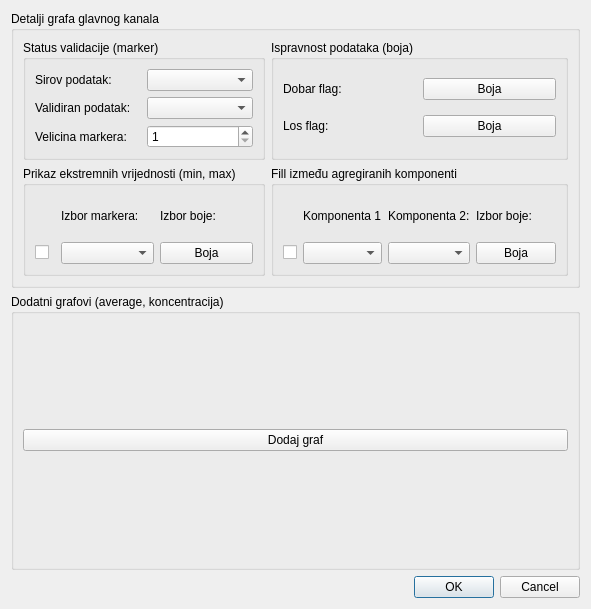
Old version of the form kontrola_crtanja_grafova.ui in the repository kluksa/kontrola-podataka.
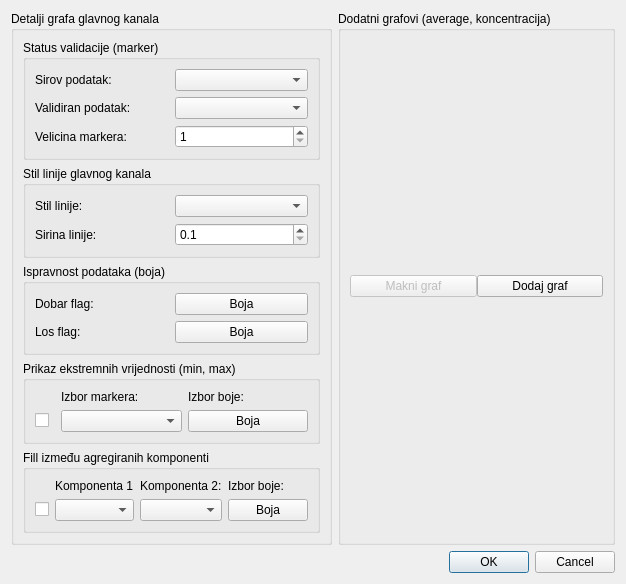
New version of the form.

Commit message: Ispravio dijalog za dodavanje pomocnih kanala. Sredio bolji exception handling. Omogucio reinicijalizaciju veze sa rest servisom.

Patch:
```diff
--- a/kontrola_crtanja_grafova.ui
+++ b/kontrola_crtanja_grafova.ui
@@ -6,21 +6,31 @@
    <rect>
     <x>0</x>
     <y>0</y>
-    <width>533</width>
-    <height>609</height>
+    <width>626</width>
+    <height>545</height>
    </rect>
   </property>
   <property name="windowTitle">
    <string>Kontrola crtanja grafova</string>
   </property>
-  <layout class="QVBoxLayout" name="verticalLayout_2">
-   <item>
+  <layout class="QGridLayout" name="gridLayout_5">
+   <item row="1" column="3">
+    <widget class="QDialogButtonBox" name="buttonBox">
+     <property name="orientation">
+      <enum>Qt::Horizontal</enum>
+     </property>
+     <property name="standardButtons">
+      <set>QDialogButtonBox::Cancel|QDialogButtonBox::Ok</set>
+     </property>
+    </widget>
+   </item>
+   <item row="0" column="2">
     <widget class="QGroupBox" name="groupBox">
      <property name="title">
       <string>Detalji grafa glavnog kanala</string>
      </property>
-     <layout class="QGridLayout" name="gridLayout_5">
-      <item row="0" column="0">
+     <layout class="QVBoxLayout" name="verticalLayout_4">
+      <item>
        <widget class="QGroupBox" name="groupBox_3">
         <property name="title">
          <string>Status validacije (marker)</string>
@@ -66,7 +76,46 @@
         </layout>
        </widget>
       </item>
-      <item row="0" column="1">
+      <item>
+       <widget class="QGroupBox" name="groupBox_7">
+        <property name="title">
+         <string>Stil linije glavnog kanala</string>
+        </property>
+        <layout class="QGridLayout" name="gridLayout_6">
+         <item row="0" column="0">
+          <widget class="QLabel" name="label_11">
+           <property name="text">
+            <string>Stil linije:</string>
+           </property>
+          </widget>
+         </item>
+         <item row="1" column="0">
+          <widget class="QLabel" name="label_12">
+           <property name="text">
+            <string>Sirina linije:</string>
+           </property>
+          </widget>
+         </item>
+         <item row="0" column="1">
+          <widget class="QComboBox" name="comboStilLinije"/>
+         </item>
+         <item row="1" column="1">
+          <widget class="QDoubleSpinBox" name="doubleSpinBoxLine">
+           <property name="decimals">
+            <number>1</number>
+           </property>
+           <property name="minimum">
+            <double>0.100000000000000</double>
+           </property>
+           <property name="singleStep">
+            <double>0.100000000000000</double>
+           </property>
+          </widget>
+         </item>
+        </layout>
+       </widget>
+      </item>
+      <item>
        <widget class="QGroupBox" name="groupBox_4">
         <property name="title">
          <string>Ispravnost podataka (boja)</string>
@@ -103,7 +152,7 @@
         </layout>
        </widget>
       </item>
-      <item row="1" column="0">
+      <item>
        <widget class="QGroupBox" name="groupBox_6">
         <property name="title">
          <string>Prikaz ekstremnih vrijednosti (min, max)</string>
@@ -149,7 +198,7 @@
         </layout>
        </widget>
       </item>
-      <item row="1" column="1">
+      <item>
        <widget class="QGroupBox" name="groupBox_5">
         <property name="title">
          <string>Fill između agregiranih komponenti</string>
@@ -208,7 +257,7 @@
      </layout>
     </widget>
    </item>
-   <item>
+   <item row="0" column="3">
     <widget class="QGroupBox" name="groupBox_2">
      <property name="title">
       <string>Dodatni grafovi (average, koncentracija)</string>
@@ -216,6 +265,9 @@
      <layout class="QVBoxLayout" name="verticalLayout">
       <item>
        <layout class="QVBoxLayout" name="verticalLayout_3">
+        <property name="spacing">
+         <number>0</number>
+        </property>
         <item>
          <layout class="QVBoxLayout" name="tableViewLayout">
           <property name="spacing">
@@ -224,27 +276,34 @@
          </layout>
         </item>
         <item>
-         <widget class="QPushButton" name="dodajGraf">
-          <property name="text">
-           <string>Dodaj graf</string>
+         <layout class="QHBoxLayout" name="horizontalLayout">
+          <property name="spacing">
+           <number>0</number>
           </property>
-         </widget>
+          <item>
+           <widget class="QPushButton" name="makniGrafGumb">
+            <property name="enabled">
+             <bool>false</bool>
+            </property>
+            <property name="text">
+             <string>Makni graf</string>
+            </property>
+           </widget>
+          </item>
+          <item>
+           <widget class="QPushButton" name="dodajGraf">
+            <property name="text">
+             <string>Dodaj graf</string>
+            </property>
+           </widget>
+          </item>
+         </layout>
         </item>
        </layout>
       </item>
      </layout>
     </widget>
    </item>
-   <item>
-    <widget class="QDialogButtonBox" name="buttonBox">
-     <property name="orientation">
-      <enum>Qt::Horizontal</enum>
-     </property>
-     <property name="standardButtons">
-      <set>QDialogButtonBox::Cancel|QDialogButtonBox::Ok</set>
-     </property>
-    </widget>
-   </item>
   </layout>
  </widget>
  <resources/>
```
The commit also changes 19 other files.
